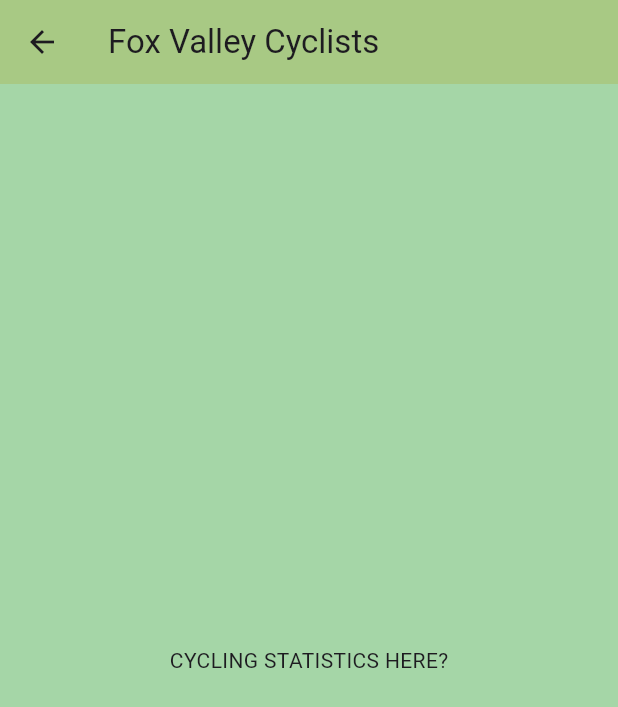
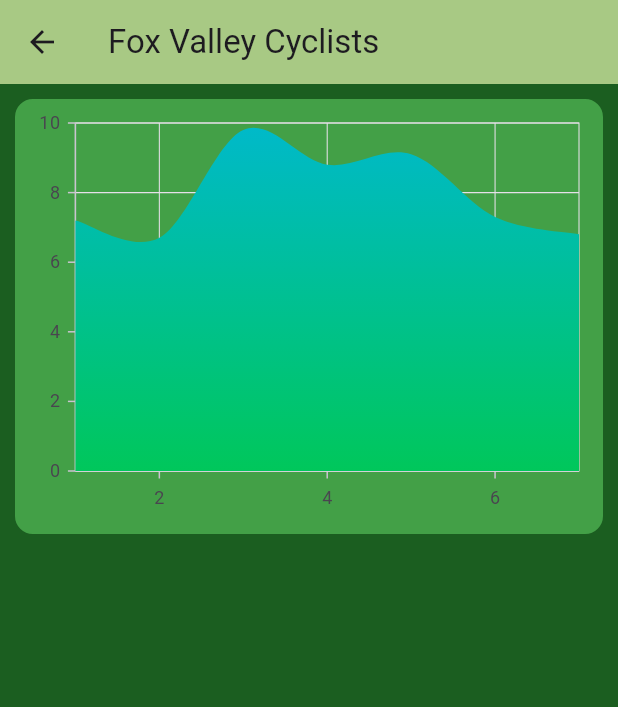
Before and after one commit to Hikers-Haven/HavenApp, a Flutter app: the screen it shows after launch, in the side drawer, after a tap on "Personal Progress", on a phone screen of 412 x 824 dp. Shown: the top 707 px of the screen. Run offline on Flutter 3.47's test engine with Material 3 defaults, Android fonts, the phone set to English and light mode, and no system bars; our stand-ins replace firebase_core, flutter_map, geolocator, latlong2, syncfusion_flutter_charts; missing offline and left inert: flutter_polyline_points; accounts and stored records are empty; network calls fail.

Commit message:
added graph
big chart

```diff
--- a/mapbox_2/lib/pages/fourth_page.dart
+++ b/mapbox_2/lib/pages/fourth_page.dart
@@ -1,15 +1,75 @@
 import 'package:flutter/material.dart';
 import 'package:mapbox_2/customAppBar.dart';
-class FourthPage extends StatelessWidget{
+import 'package:syncfusion_flutter_charts/charts.dart';
+
+class FourthPage extends StatelessWidget {
   const FourthPage({Key? key}) : super(key: key);
 
   @override
-  Widget build(BuildContext context){
+  Widget build(BuildContext context) {
+    final List<ChartData> chartData = [
+      ChartData(1, 7.2),
+      ChartData(2, 6.7),
+      ChartData(3, 9.8),
+      ChartData(4, 8.8),
+      ChartData(5, 9.1),
+      ChartData(6, 7.3),
+      ChartData(7, 6.8),
+    ];
+
+    final List<Color> color = <Color>[];
+    color.add(Colors.cyanAccent[700]!);
+
+    color.add(Colors.greenAccent[700]!);
+
+
+    final List<double> stops = <double>[];
+    stops.add(0.1);
+    stops.add(0.9);
+
+    final LinearGradient gradientColors = LinearGradient(
+        colors: color,
+        stops: stops,
+        transform: const GradientRotation(90 * (3.14 / 180)));
+
     return Scaffold(
-      appBar: customAppBar(),
-      backgroundColor: Colors.green[200],
-      body: Center(
-        child: Text('CYCLING STATISTICS HERE?'),
-    ));
+        appBar: customAppBar(),
+        backgroundColor: Colors.green[900],
+        body: Center(
+            child: ListView(
+              children: <Widget>[
+                Container(
+                  width: 290,
+                  height: 290,
+                  margin: const EdgeInsets.all(10.0),
+                  decoration: BoxDecoration(
+                      color: Colors.green[600],
+                      border: Border.all(
+                          width: 6,
+                          color: Colors.green[600]!
+                      ),
+                      borderRadius: BorderRadius.circular(12)
+                  ),
+                  child: SfCartesianChart(
+                    series: <CartesianSeries>[
+                      SplineAreaSeries<ChartData, int>(
+                        dataSource: chartData,
+                        xValueMapper: (ChartData data, _) => data.x,
+                        yValueMapper: (ChartData data, _) => data.y,
+                        splineType: SplineType.cardinal,
+                        gradient: gradientColors,
+                      )
+                    ],
+                  ),
+                ),
+              ],
+            )));
   }
 }
+
+class ChartData {
+  ChartData(this.x, this.y);
+
+  final int x;
+  final double? y;
+}
--- a/mapbox_2/pubspec.yaml
+++ b/mapbox_2/pubspec.yaml
@@ -13,6 +13,8 @@ environment:
 dependencies:
   flutter:
     sdk: flutter
+  syncfusion_flutter_charts: ^24.2.5
+
 
   cupertino_icons: ^1.0.2
   flutter_map: ^6.1.0
```
Also changed, not shown: mapbox_2/pubspec.lock.
